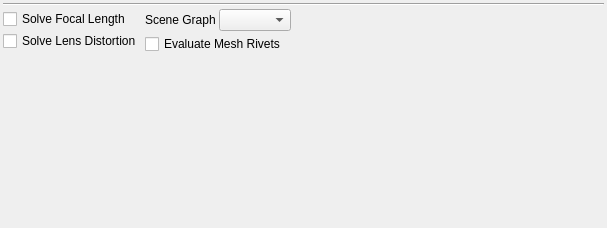
Old version of the form python/mmSolver/tools/solver/widget/solver_basic_widget.ui in the repository david-cattermole/mayaMatchMoveSolver.
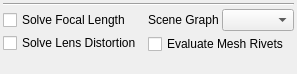
New version of the form.

Commit message:
Solver UI - Update for Maya 2025
This does not exactly match the previous Maya versions, but will
hopefully be fixed later.

GitHub Issue #251.

Diff of the .ui file:
```diff
--- a/python/mmSolver/tools/solver/widget/solver_basic_widget.ui
+++ b/python/mmSolver/tools/solver/widget/solver_basic_widget.ui
@@ -6,8 +6,8 @@
    <rect>
     <x>0</x>
     <y>0</y>
-    <width>607</width>
-    <height>228</height>
+    <width>297</width>
+    <height>74</height>
    </rect>
   </property>
   <property name="windowTitle">
@@ -60,22 +60,6 @@
          </property>
         </widget>
        </item>
-       <item>
-        <spacer name="verticalSpacer_5">
-         <property name="orientation">
-          <enum>Qt::Vertical</enum>
-         </property>
-         <property name="sizeType">
-          <enum>QSizePolicy::MinimumExpanding</enum>
-         </property>
-         <property name="sizeHint" stdset="0">
-          <size>
-           <width>10</width>
-           <height>1</height>
-          </size>
-         </property>
-        </spacer>
-       </item>
       </layout>
      </item>
      <item>
@@ -108,54 +92,22 @@
          </property>
         </widget>
        </item>
-       <item>
-        <spacer name="verticalSpacer">
-         <property name="orientation">
-          <enum>Qt::Vertical</enum>
-         </property>
-         <property name="sizeType">
-          <enum>QSizePolicy::MinimumExpanding</enum>
-         </property>
-         <property name="sizeHint" stdset="0">
-          <size>
-           <width>10</width>
-           <height>1</height>
-          </size>
-         </property>
-        </spacer>
-       </item>
       </layout>
      </item>
-     <item>
-      <spacer name="horizontalSpacer_2">
-       <property name="orientation">
-        <enum>Qt::Horizontal</enum>
-       </property>
-       <property name="sizeType">
-        <enum>QSizePolicy::Expanding</enum>
-       </property>
-       <property name="sizeHint" stdset="0">
-        <size>
-         <width>128</width>
-         <height>20</height>
-        </size>
-       </property>
-      </spacer>
-     </item>
     </layout>
    </item>
    <item>
-    <spacer name="verticalSpacer_4">
+    <spacer name="verticalSpacer">
      <property name="orientation">
-      <enum>Qt::Vertical</enum>
+      <enum>Qt::Orientation::Vertical</enum>
      </property>
      <property name="sizeType">
-      <enum>QSizePolicy::MinimumExpanding</enum>
+      <enum>QSizePolicy::Policy::MinimumExpanding</enum>
      </property>
      <property name="sizeHint" stdset="0">
       <size>
-       <width>20</width>
-       <height>1</height>
+       <width>0</width>
+       <height>0</height>
       </size>
      </property>
     </spacer>
```
Left out of the diff: 2 changed lines with no effect on the pictures. The commit also changes 6 other files.
